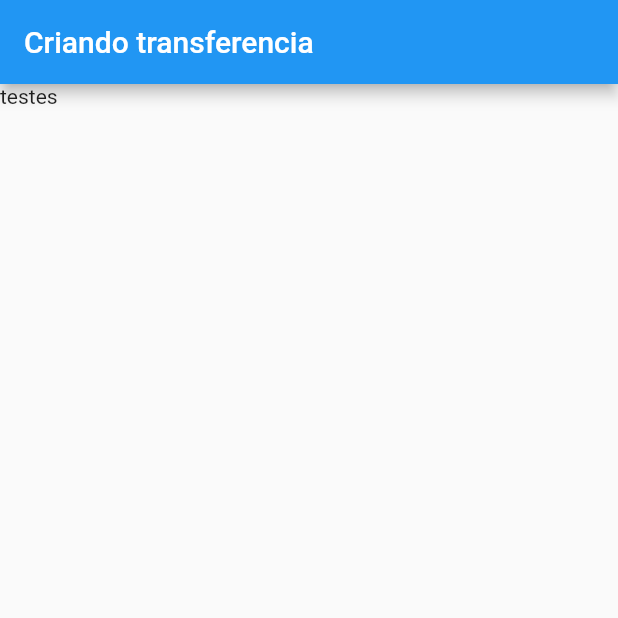
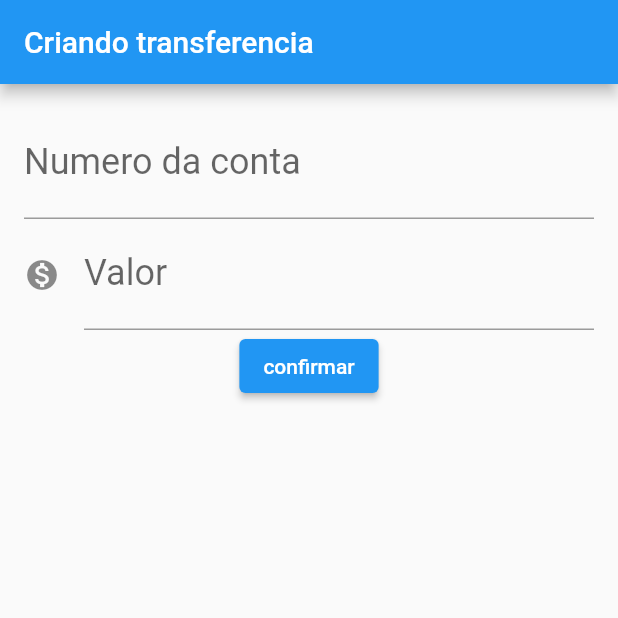
Before and after one commit to eidiego/ByteBank_flutter, a Flutter app: the screen it shows after launch, on a phone screen of 412 x 824 dp, the top half of it. Run offline on Flutter 3.47's test engine with Material 2 defaults, Android fonts, the phone set to English and light mode, and no system bars.

Commit message:
add: TransferForm

```diff
--- a/lib/main.dart
+++ b/lib/main.dart
@@ -22,7 +22,38 @@ class TransferForm extends StatelessWidget {
       appBar: AppBar(
         title: Text('Criando transferencia'),
       ),
-      body: Text('testes'),
+      body: Padding(
+        padding: const EdgeInsets.all(16.0),
+        child: Column(
+          children: <Widget>[
+            const TextField(
+              style: TextStyle(
+                fontSize: 24.0,
+              ),
+              decoration: InputDecoration(
+                labelText: 'Numero da conta',
+                hintText: '0000',
+              ),
+              keyboardType: TextInputType.number,
+            ),
+            TextField(
+              style: TextStyle(
+                fontSize: 24.0,
+              ),
+              decoration: InputDecoration(
+                icon: Icon(Icons.monetization_on),
+                labelText: 'Valor',
+                hintText: '0000',
+              ),
+              keyboardType: TextInputType.number,
+            ),
+            ElevatedButton(
+              onPressed: () {},
+              child: const Text('confirmar'),
+            ),
+          ],
+        ),
+      ),
     );
   }
 }
```
